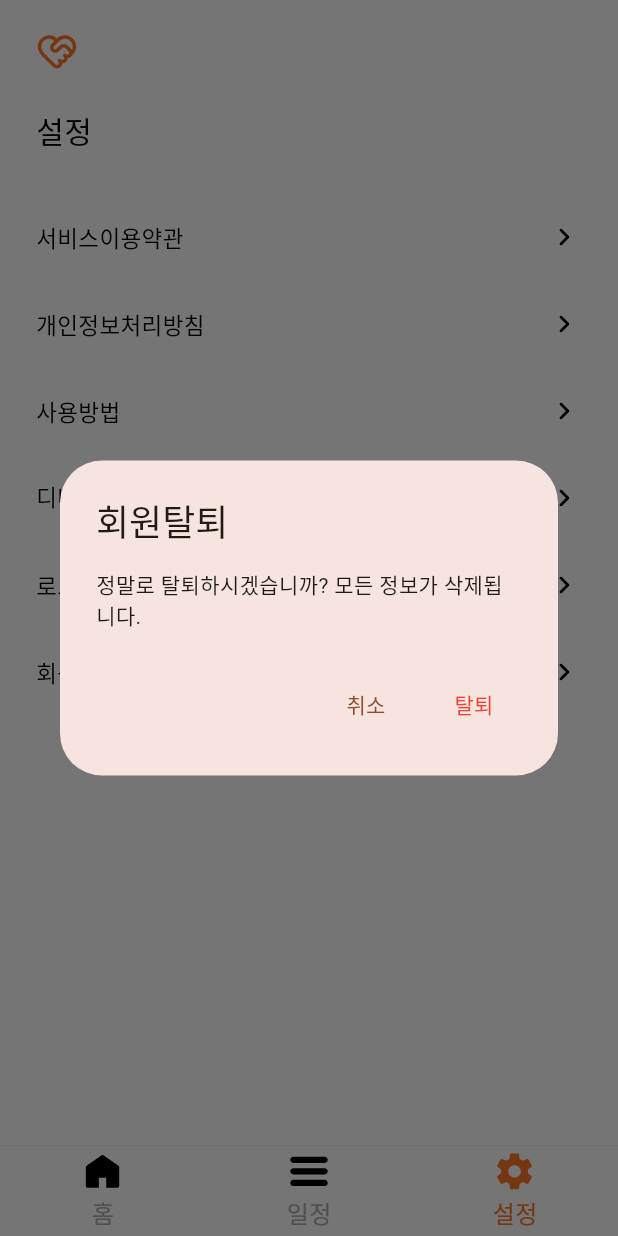
After one commit to Ongi-Team/ongi-app, a Flutter app: the GuardianSettingScreen screen opened by its route, after a tap on "로그아웃", on a phone screen of 412 x 824 dp. The commit adds this screen. Run offline on Flutter 3.47's test engine with Material 3 defaults, Android fonts, the phone set to English and light mode, and no system bars; our stand-ins replace dio, firebase_core, firebase_messaging, flutter_dotenv, flutter_local_notifications, flutter_secure_storage and 4 more; accounts and stored records are empty; generated files the repository leaves out were written again; Roboto replaces fonts that are missing (PretendardMedium, PretendardSemiBold).

Commit message:
feat: setting 뷰 구현

```diff
--- a/lib/core/router/app_router.dart
+++ b/lib/core/router/app_router.dart
@@ -13,6 +13,7 @@ import 'package:ongi_app/features/elder/home/elder_home_screen.dart';
 import 'package:ongi_app/features/guardian/guardian_shell.dart';
 import 'package:ongi_app/features/guardian/home/guardian_home_screen.dart';
 import 'package:ongi_app/features/guardian/schedule/schedule_screen.dart';
+import 'package:ongi_app/features/guardian/setting/setting_screen.dart';
 import 'routes.dart';
 
 final appRouter = GoRouter(
@@ -73,7 +74,7 @@ final appRouter = GoRouter(
         StatefulShellBranch(routes: [
           GoRoute(
             path: AppRoutes.guardianSettings,
-            builder: (context, state) => const _PlaceholderScreen(label: '설정'),
+            builder: (context, state) => const GuardianSettingScreen(),
           ),
         ]),
       ],
--- /dev/null
+++ b/lib/features/guardian/setting/setting_screen.dart
@@ -0,0 +1,76 @@
+import 'package:flutter/material.dart';
+import 'package:flutter_svg/flutter_svg.dart';
+import 'package:ongi_app/core/constants/constants.dart';
+import 'package:ongi_app/features/guardian/setting/setting_view_model.dart';
+
+class GuardianSettingScreen extends StatelessWidget {
+  const GuardianSettingScreen({super.key});
+
+  @override
+  Widget build(BuildContext context) {
+    final viewModel = SettingViewModel();
+    final menuItems = viewModel.getMenuItems(context);
+
+    return Scaffold(
+      backgroundColor: Colors.white,
+      body: SafeArea(
+        child: Padding(
+          padding: const EdgeInsets.symmetric(horizontal: 24),
+          child: Column(
+            crossAxisAlignment: CrossAxisAlignment.start,
+            children: [
+              const SizedBox(height: 20),
+              // 상단 로고 및 타이틀
+              SvgPicture.asset(
+                'assets/logo.svg',
+                height: 28,
+              ),
+              const SizedBox(height: 24),
+              const Text(
+                '설정',
+                style: OngiTextStyle.subTitle,
+              ),
+              const SizedBox(height: 32),
+
+              // 설정 메뉴 리스트
+              Expanded(
+                child: ListView.separated(
+                  physics:
+                      const NeverScrollableScrollPhysics(), // 리스트가 짧으므로 스크롤 고정
+                  itemCount: menuItems.length,
+                  separatorBuilder: (context, index) =>
+                      const SizedBox(height: 8),
+                  itemBuilder: (context, index) {
+                    final item = menuItems[index];
+                    return _buildSettingTile(item);
+                  },
+                ),
+              ),
+            ],
+          ),
+        ),
+      ),
+    );
+  }
+
+  Widget _buildSettingTile(SettingMenuItem item) {
+    return InkWell(
+      onTap: item.onTap,
+      child: Container(
+        height: 50,
+        padding: const EdgeInsets.symmetric(vertical: 12),
+        child: Row(
+          mainAxisAlignment: MainAxisAlignment.spaceBetween,
+          children: [
+            Text(
+              item.title,
+              style: OngiTextStyle.body15,
+            ),
+            const Icon(Icons.chevron_right_rounded,
+                color: Colors.black, size: 24),
+          ],
+        ),
+      ),
+    );
+  }
+}
--- /dev/null
+++ b/lib/features/guardian/setting/setting_view_model.dart
@@ -0,0 +1,63 @@
+import 'package:flutter/material.dart';
+
+// 설정 메뉴 아이템 모델
+class SettingMenuItem {
+  final String title;
+  final VoidCallback onTap;
+
+  SettingMenuItem({required this.title, required this.onTap});
+}
+
+class SettingViewModel extends ChangeNotifier {
+  // 메뉴 리스트 정의
+  List<SettingMenuItem> getMenuItems(BuildContext context) {
+    return [
+      SettingMenuItem(
+        title: '서비스이용약관',
+        onTap: () => debugPrint('서비스이용약관 이동'),
+      ),
+      SettingMenuItem(
+        title: '개인정보처리방침',
+        onTap: () => debugPrint('개인정보처리방침 이동'),
+      ),
+      SettingMenuItem(
+        title: '사용방법',
+        onTap: () => debugPrint('사용방법 이동'),
+      ),
+      SettingMenuItem(
+        title: '디바이스 연결',
+        onTap: () => debugPrint('디바이스 연결 이동'),
+      ),
+      SettingMenuItem(
+        title: '로그아웃',
+        onTap: () => _showWithdrawalDialog(context),
+      ),
+      SettingMenuItem(
+        title: '회원탈퇴',
+        onTap: () => _showWithdrawalDialog(context),
+      ),
+    ];
+  }
+
+  // 회원탈퇴 다이얼로그 예시
+  void _showWithdrawalDialog(BuildContext context) {
+    showDialog(
+      context: context,
+      builder: (context) => AlertDialog(
+        title: const Text('회원탈퇴'),
+        content: const Text('정말로 탈퇴하시겠습니까? 모든 정보가 삭제됩니다.'),
+        actions: [
+          TextButton(
+              onPressed: () => Navigator.pop(context), child: const Text('취소')),
+          TextButton(
+            onPressed: () {
+              debugPrint('탈퇴 처리 진행');
+              Navigator.pop(context);
+            },
+            child: const Text('탈퇴', style: TextStyle(color: Colors.red)),
+          ),
+        ],
+      ),
+    );
+  }
+}
```
